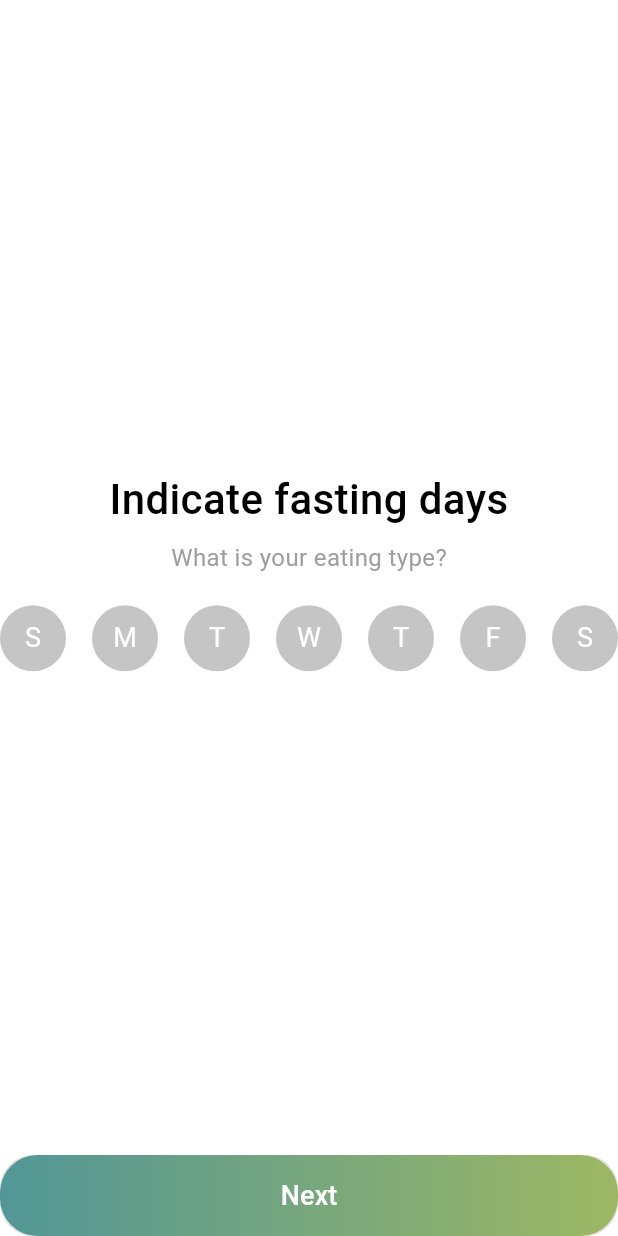
After one commit to AndAgainForYou/meProject, a Flutter app: the CalculateFastingDaysWidget screen opened directly, on a phone screen of 412 x 824 dp. The commit adds this screen. Run offline on Flutter 3.47's test engine with Material 3 defaults, Android fonts, the phone set to English and light mode, and no system bars; our stand-ins replace fl_chart, flutter_keyboard_visibility, flutter_svg, percent_indicator, step_progress_indicator, syncfusion_flutter_gauges; missing offline and left inert: wheel_slider; Roboto replaces fonts that are missing (Gilroy).

Commit message:
intermediate fasting and fasting days pages

```diff
--- /dev/null
+++ b/lib/features/calculation/calculation_fasting_days.dart
@@ -0,0 +1,136 @@
+import 'package:flutter/cupertino.dart';
+import 'package:flutter/material.dart';
+import 'package:platy/features/calculation/calculation_global.dart';
+import 'package:platy/features/calculation/theme.dart';
+
+class CalculateFastingDaysWidget extends StatefulWidget {
+  const CalculateFastingDaysWidget({super.key});
+
+  @override
+  State<CalculateFastingDaysWidget> createState() =>
+      _CalculateFastingDaysWidgetState();
+}
+
+class _CalculateFastingDaysWidgetState
+    extends State<CalculateFastingDaysWidget> {
+  bool _isButtonActive = false;
+  List<String> days = ['S', 'M', 'T', 'W', 'T', 'F', 'S'];
+  List<bool> isSelected = List.generate(7, (index) => false);
+
+  @override
+  void initState() {
+    bool _isButtonActive = false;
+    super.initState();
+  }
+
+  @override
+  Widget build(BuildContext context) {
+    return Scaffold(
+      body: Column(
+        mainAxisAlignment: MainAxisAlignment.center,
+        crossAxisAlignment: CrossAxisAlignment.center,
+        children: [
+          const Spacer(),
+          Text(
+            'Indicate fasting days',
+            textAlign: TextAlign.center,
+            style: whiteTheme.textTheme.bodyMedium,
+          ),
+          const SizedBox(height: 8),
+          const Text(
+            'What is your eating type?',
+            style: TextStyle(color: Colors.grey, fontSize: 16),
+          ),
+          const SizedBox(height: 20),
+          Row(
+            mainAxisAlignment: MainAxisAlignment.spaceBetween,
+            children: List.generate(days.length, (index) {
+              return GestureDetector(
+                onTap: () {
+                  setState(() {
+                    isSelected[index] = !isSelected[index];
+                    isSelected.contains(true)
+                        ? _isButtonActive = true
+                        : _isButtonActive = false;
+                  });
+                },
+                child: Column(
+                  children: [
+                    Container(
+                      width: 44,
+                      height: 44,
+                      decoration: BoxDecoration(
+                        shape: BoxShape.circle,
+                        gradient: isSelected[index]
+                            ? const LinearGradient(
+                                begin: Alignment.topLeft,
+                                end: Alignment.bottomRight,
+                                colors: [
+                                  Color(0xFFFF8064),
+                                  Color(0xFFDB3D1A),
+                                ],
+                              )
+                            : null,
+                        color: isSelected[index]
+                            ? null
+                            : const Color.fromRGBO(23, 23, 23, 0.25),
+                      ),
+                      child: Center(
+                        child: Text(
+                          days[index],
+                          style: TextStyle(
+                            color:
+                                isSelected[index] ? Colors.white : Colors.white,
+                            fontSize: 18,
+                            fontFamily: 'Gilroy',
+                          ),
+                        ),
+                      ),
+                    ),
+                  ],
+                ),
+              );
+            }),
+          ),
+          const Spacer(),
+          const SizedBox(height: 10),
+          Container(
+            height: 54.0,
+            width: double.infinity,
+            decoration: BoxDecoration(
+              borderRadius: BorderRadius.circular(25.0),
+              gradient: const LinearGradient(
+                colors: [
+                  Color(0xFF59A7A7),
+                  Color(0xFFAFCD6D),
+                ],
+              ),
+            ),
+            child: ElevatedButton(
+              onPressed: _isButtonActive
+                  ? () {
+                      // Your logic for the button click
+                    }
+                  : null,
+              style: ElevatedButton.styleFrom(
+                backgroundColor: Colors.transparent,
+                elevation: 0,
+                shape: RoundedRectangleBorder(
+                  borderRadius: BorderRadius.circular(22.0),
+                ),
+              ),
+              child: const Text(
+                'Next',
+                style: TextStyle(
+                  fontSize: 18,
+                  fontWeight: FontWeight.w500,
+                  color: Colors.white,
+                ),
+              ),
+            ),
+          ),
+        ],
+      ),
+    );
+  }
+}
--- a/lib/features/calculation/calculation_global.dart
+++ b/lib/features/calculation/calculation_global.dart
@@ -3,11 +3,13 @@ import 'package:platy/features/calculation/calculation_activity_sport.dart';
 import 'package:platy/features/calculation/calculation_age.dart';
 import 'package:platy/features/calculation/calculation_alergic_list.dart';
 import 'package:platy/features/calculation/calculation_chronic_diseases.dart';
+import 'package:platy/features/calculation/calculation_fasting_days.dart';
 import 'package:platy/features/calculation/calculation_freq_sport.dart';
 import 'package:platy/features/calculation/calculation_gender.dart';
 import 'package:platy/features/calculation/calculation_goals.dart';
 import 'package:platy/features/calculation/calculation_health_goals.dart';
 import 'package:platy/features/calculation/calculation_height.dart';
+import 'package:platy/features/calculation/calculation_intermediate_fasting.dart';
 import 'package:platy/features/calculation/calculation_mental_health.dart';
 import 'package:platy/features/calculation/calculation_skin_beauty.dart';
 import 'package:platy/features/calculation/calculation_sports_competition.dart';
@@ -194,6 +196,9 @@ class _CalculateGlobalWidgetState extends State<CalculateGlobalWidget> {
                   CalculateWeightLossSliderWidget(), //weight loss slider
                   CalculateMentalHealthWidget(), //mental health widget
                   CalculateSkinAndBeautyWidget(), //skin and beauty list widget
+
+                  CalculateIntermediateFastingWidget(),
+                  CalculateFastingDaysWidget(),
                 ],
               ),
             ),
```
Also changed, not shown: lib/features/calculation/calculation_intermediate_fasting.dart (added, +104 -0 lines), lib/features/calculation/calculation_weight_loss_slider.dart (+18 -11 lines).
